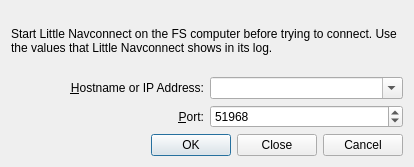
Before: the Qt Designer form src/connect/connectdialog.ui in albar965/littlenavmap, drawn with Qt 5.
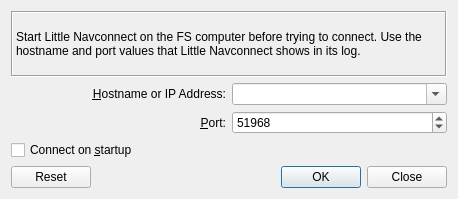
After: the same form once the commit is applied.

Commit message: Added connect on startup button to connect dialog.

```diff
--- a/src/connect/connectdialog.ui
+++ b/src/connect/connectdialog.ui
@@ -6,8 +6,8 @@
    <rect>
     <x>0</x>
     <y>0</y>
-    <width>414</width>
-    <height>167</height>
+    <width>458</width>
+    <height>199</height>
    </rect>
   </property>
   <property name="windowTitle">
@@ -16,8 +16,14 @@
   <layout class="QVBoxLayout" name="verticalLayout_2">
    <item>
     <widget class="QLabel" name="labelConnectTitle">
+     <property name="frameShape">
+      <enum>QFrame::Box</enum>
+     </property>
+     <property name="frameShadow">
+      <enum>QFrame::Sunken</enum>
+     </property>
      <property name="text">
-      <string>Start Little Navconnect on the FS computer before trying to connect. Use the values that Little Navconnect shows in its log.</string>
+      <string>Start Little Navconnect on the FS computer before trying to connect. Use the hostname and port values that Little Navconnect shows in its log.</string>
      </property>
      <property name="wordWrap">
       <bool>true</bool>
@@ -26,20 +32,23 @@
    </item>
    <item>
     <layout class="QGridLayout" name="gridLayout">
-     <item row="1" column="0">
-      <widget class="QLabel" name="labelConnectPort">
-       <property name="text">
-        <string>&amp;Port:</string>
-       </property>
-       <property name="alignment">
-        <set>Qt::AlignRight|Qt::AlignTrailing|Qt::AlignVCenter</set>
-       </property>
-       <property name="buddy">
-        <cstring>spinBoxConnectPort</cstring>
-       </property>
-      </widget>
-     </item>
      <item row="1" column="2">
+      <widget class="QComboBox" name="comboBoxConnectHostname">
+       <property name="editable">
+        <bool>true</bool>
+       </property>
+       <property name="currentText">
+        <string/>
+       </property>
+       <property name="maxCount">
+        <number>10</number>
+       </property>
+       <property name="insertPolicy">
+        <enum>QComboBox::InsertAtTop</enum>
+       </property>
+      </widget>
+     </item>
+     <item row="2" column="2">
       <widget class="QSpinBox" name="spinBoxConnectPort">
        <property name="minimum">
         <number>1024</number>
@@ -52,7 +61,7 @@
        </property>
       </widget>
      </item>
-     <item row="0" column="0">
+     <item row="1" column="0">
       <widget class="QLabel" name="labelConnectHostname">
        <property name="text">
         <string>&amp;Hostname or IP Address:</string>
@@ -65,31 +74,35 @@
        </property>
       </widget>
      </item>
-     <item row="0" column="2">
-      <widget class="QComboBox" name="comboBoxConnectHostname">
-       <property name="editable">
-        <bool>true</bool>
+     <item row="2" column="0">
+      <widget class="QLabel" name="labelConnectPort">
+       <property name="text">
+        <string>&amp;Port:</string>
        </property>
-       <property name="currentText">
-        <string/>
+       <property name="alignment">
+        <set>Qt::AlignRight|Qt::AlignTrailing|Qt::AlignVCenter</set>
        </property>
-       <property name="maxCount">
-        <number>10</number>
-       </property>
-       <property name="insertPolicy">
-        <enum>QComboBox::InsertAtTop</enum>
+       <property name="buddy">
+        <cstring>spinBoxConnectPort</cstring>
        </property>
       </widget>
      </item>
     </layout>
    </item>
+   <item>
+    <widget class="QCheckBox" name="checkBoxConnectOnStartup">
+     <property name="text">
+      <string>Connect on &amp;startup</string>
+     </property>
+    </widget>
+   </item>
    <item>
     <widget class="QDialogButtonBox" name="buttonBoxConnect">
      <property name="orientation">
       <enum>Qt::Horizontal</enum>
      </property>
      <property name="standardButtons">
-      <set>QDialogButtonBox::Cancel|QDialogButtonBox::Close|QDialogButtonBox::Ok</set>
+      <set>QDialogButtonBox::Close|QDialogButtonBox::Ok|QDialogButtonBox::Reset</set>
      </property>
     </widget>
    </item>
```
The commit also changes 4 other files.
